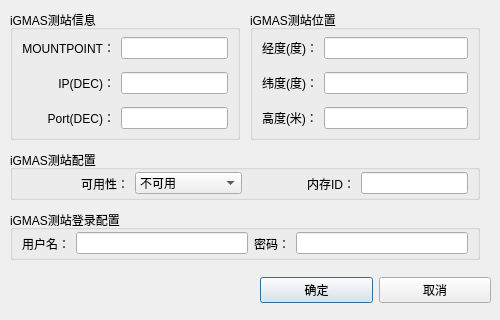
yanghang8612/SMAMMainUI, file widget/dialog/add_igmasstation_dialog.ui: the form before one commit.
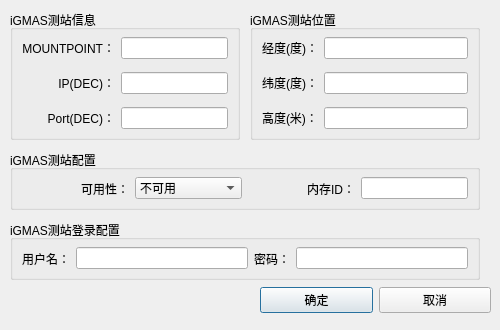
The form after the commit.

What changed in the file:
```diff
--- a/widget/dialog/add_igmasstation_dialog.ui
+++ b/widget/dialog/add_igmasstation_dialog.ui
@@ -7,7 +7,7 @@
     <x>0</x>
     <y>0</y>
     <width>500</width>
-    <height>320</height>
+    <height>330</height>
    </rect>
   </property>
   <property name="windowTitle">
@@ -77,7 +77,7 @@
    <property name="geometry">
     <rect>
      <x>260</x>
-     <y>270</y>
+     <y>280</y>
      <width>231</width>
      <height>41</height>
     </rect>
@@ -171,7 +171,7 @@
      <x>10</x>
      <y>150</y>
      <width>470</width>
-     <height>50</height>
+     <height>60</height>
     </rect>
    </property>
    <property name="title">
@@ -227,9 +227,9 @@
    <property name="geometry">
     <rect>
      <x>10</x>
-     <y>210</y>
+     <y>220</y>
      <width>470</width>
-     <height>50</height>
+     <height>60</height>
     </rect>
    </property>
    <property name="title">
```
